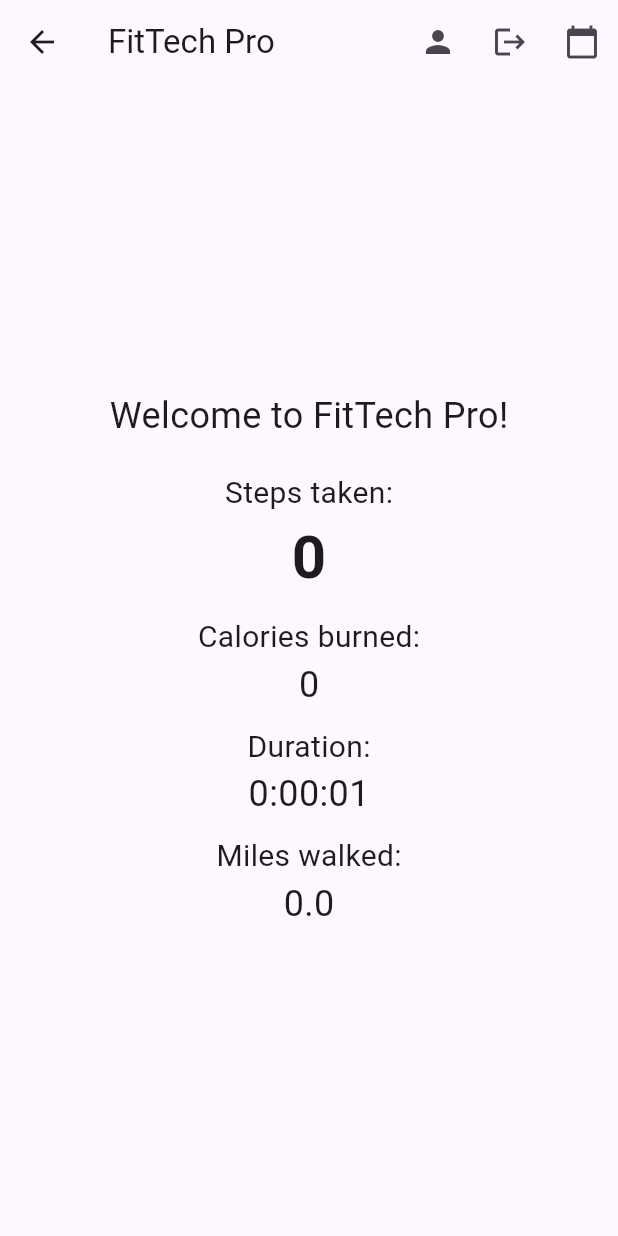
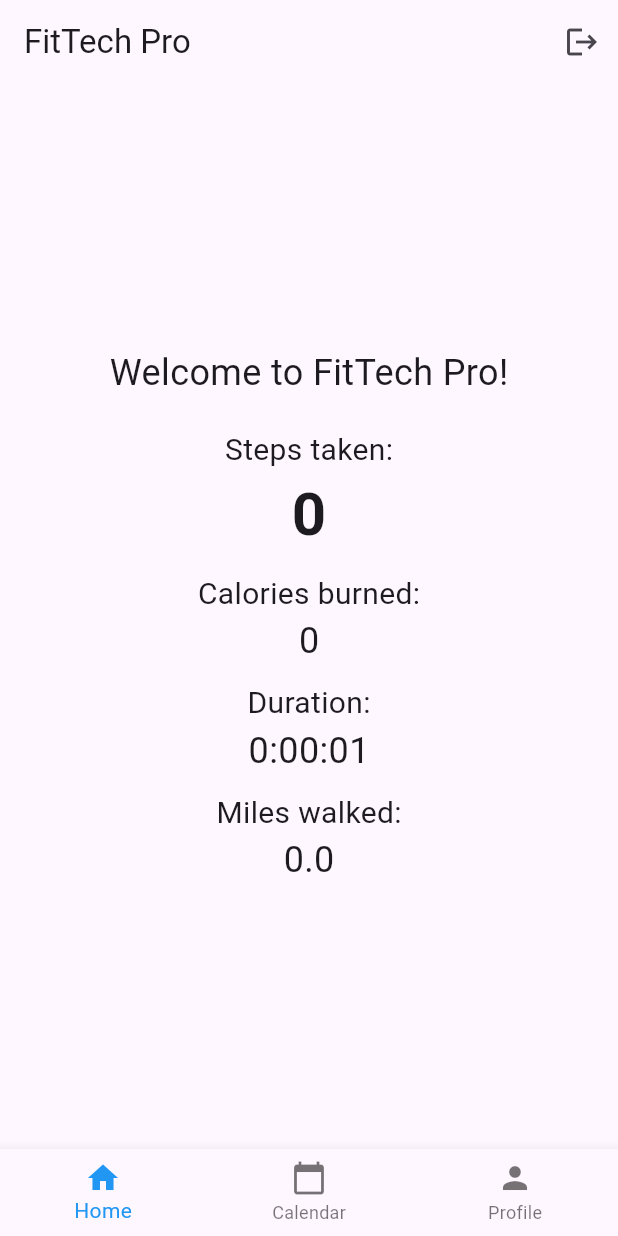
Before and after one commit to NoahCherel/FitEpitech, a Flutter app: the MainScreen screen opened by its route, on a phone screen of 412 x 824 dp. Run offline on Flutter 3.47's test engine with Material 3 defaults, Android fonts, the phone set to English and light mode, and no system bars; our stand-ins replace cloud_firestore, firebase_auth, firebase_core, sensors, table_calendar; accounts and stored records are empty; network calls fail.

```diff
--- a/lib/UI/homepage.dart
+++ b/lib/UI/homepage.dart
@@ -0,0 +1,159 @@
+import 'dart:async';
+import 'package:fitness_app/Fitness/calendar.dart';
+import 'package:fitness_app/Profile/profile.dart';
+import 'package:flutter/material.dart';
+import 'package:sensors/sensors.dart';
+import '../auth.dart';
+import '../UI/login.dart';
+import '../UI/welcome.dart';
+
+class MainScreen extends StatefulWidget {
+  static const routeName = '/main';
+
+  const MainScreen({super.key});
+
+  @override
+  _MainScreenState createState() => _MainScreenState();
+}
+
+class _MainScreenState extends State<MainScreen> {
+  int steps = 0;
+  int caloriesBurned = 0;
+  Duration duration = Duration();
+  double milesWalked = 0.0;
+  late DateTime startTime;
+  int _selectedIndex = 0;
+
+  @override
+  void initState() {
+    super.initState();
+    initializeSensors();
+    startMetricsUpdateTimer();
+  }
+
+  void initializeSensors() {
+    startTime = DateTime.now();
+    accelerometerEvents.listen((AccelerometerEvent event) {
+      if (event.y > 10) {
+        setState(() {
+          steps++;
+          updateMetrics();
+        });
+      }
+    });
+  }
+
+  void startMetricsUpdateTimer() {
+    Timer.periodic(Duration(seconds: 1), (timer) {
+      setState(() {
+        updateMetrics();
+      });
+    });
+  }
+
+  void updateMetrics() {
+    caloriesBurned = steps ~/ 20;
+    duration = DateTime.now().difference(startTime);
+    milesWalked = steps * 0.0005;
+    milesWalked = double.parse(milesWalked.toStringAsFixed(2));
+  }
+
+  @override
+  Widget build(BuildContext context) {
+    return Scaffold(
+      appBar: AppBar(
+        title: Text('FitTech Pro'),
+        automaticallyImplyLeading: false,
+        actions: [
+          IconButton(
+            icon: Icon(Icons.logout),
+            onPressed: () async {
+              await Auth().signOut();
+              Navigator.pushReplacementNamed(context, AuthScreen.routeName);
+            },
+          ),
+          // Calendar Button
+        ],
+      ),
+      body: Center(
+        child: Column(
+          mainAxisAlignment: MainAxisAlignment.center,
+          children: <Widget>[
+            Text(
+              'Welcome to FitTech Pro!',
+              style: TextStyle(fontSize: 24.0),
+            ),
+            SizedBox(height: 20),
+            Text(
+              'Steps taken:',
+              style: TextStyle(fontSize: 20),
+            ),
+            Text(
+              '$steps',
+              style: TextStyle(fontSize: 40, fontWeight: FontWeight.bold),
+            ),
+            SizedBox(height: 10),
+            Text(
+              'Calories burned:',
+              style: TextStyle(fontSize: 20),
+            ),
+            Text(
+              '$caloriesBurned',
+              style: TextStyle(fontSize: 24),
+            ),
+            SizedBox(height: 10),
+            Text(
+              'Duration:',
+              style: TextStyle(fontSize: 20),
+            ),
+            Text(
+              '${duration.inHours}:${(duration.inMinutes % 60).toString().padLeft(2, '0')}:${(duration.inSeconds % 60).toString().padLeft(2, '0')}',
+              style: TextStyle(fontSize: 24),
+            ),
+            SizedBox(height: 10),
+            Text(
+              'Miles walked:',
+              style: TextStyle(fontSize: 20),
+            ),
+            Text(
+              '$milesWalked',
+              style: TextStyle(fontSize: 24),
+            ),
+          ],
+        ),
+      ),
+      bottomNavigationBar: BottomNavigationBar(
+        items: const <BottomNavigationBarItem>[
+          BottomNavigationBarItem(
+            icon: Icon(Icons.home),
+            label: 'Home',
+          ),
+          BottomNavigationBarItem(
+            icon: Icon(Icons.calendar_today),
+            label: 'Calendar',
+          ),
+          BottomNavigationBarItem(
+            icon: Icon(Icons.person),
+            label: 'Profile',
+          ),
+        ],
+        currentIndex: _selectedIndex,
+        selectedItemColor: Colors.blue,
+        onTap: (index) {
+          setState(() {
+            _selectedIndex = index;
+          });
+          // Navigate to the selected page
+          if (_selectedIndex == 0) {
+            // Home page is already being displayed, no need to navigate
+          } else if (_selectedIndex == 1) {
+            Navigator.pushNamed(context, CalendarScreen.routeName);
+          } else if (_selectedIndex == 2) {
+            Navigator.pushNamed(context, ProfileScreen.routeName);
+          }
+        },
+
+      ),
+    );
+  }
+}
--- a/lib/main.dart
+++ b/lib/main.dart
@@ -11,6 +11,7 @@ import 'firebase_options.dart';
 import './UI/login.dart';
 import './UI/welcome.dart';
 import './Fitness/calendar.dart';
+import './UI/homepage.dart';
 
 void main() async {
   WidgetsFlutterBinding.ensureInitialized();
@@ -34,139 +35,10 @@ class MyApp extends StatelessWidget {
         WelcomeScreen.routeName: (context) => WelcomeScreen(),
         AuthScreen.routeName: (context) => AuthScreen(),
         MainScreen.routeName: (context) => const MainScreen(),
-        ProfileScreen.routeName: (context) => const ProfileScreen(),
+        ProfileScreen.routeName: (context) => ProfileScreen(),
         ProfileSetupScreen.routeName: (context) => ProfileSetupScreen(),
-        CalendarScreen.routeName: (context) => CalendarScreen(),
+        CalendarScreen.routeName: (context) => const CalendarScreen(),
       },
     );
   }
 }
-
-class MainScreen extends StatefulWidget {
-  static const routeName = '/main';
-
-  const MainScreen({super.key});
-
-  @override
-  _MainScreenState createState() => _MainScreenState();
-}
-
-class _MainScreenState extends State<MainScreen> {
-  int steps = 0;
-  int caloriesBurned = 0;
-  Duration duration = Duration();
-  double milesWalked = 0.0;
-  late DateTime startTime;
-
-  @override
-  void initState() {
-    super.initState();
-    initializeSensors();
-    startMetricsUpdateTimer();
-  }
-
-  void initializeSensors() {
-    startTime = DateTime.now();
-    accelerometerEvents.listen((AccelerometerEvent event) {
-      if (event.y > 10) {
-        setState(() {
-          steps++;
-          updateMetrics();
-        });
-      }
-    });
-  }
-
-  void startMetricsUpdateTimer() {
-    Timer.periodic(Duration(seconds: 1), (timer) {
-      setState(() {
-        updateMetrics();
-      });
-    });
-  }
-
-  void updateMetrics() {
-    caloriesBurned = steps ~/ 20;
-    duration = DateTime.now().difference(startTime);
-    milesWalked = steps * 0.0005;
-    milesWalked = double.parse(milesWalked.toStringAsFixed(2));
-  }
-
-  @override
-  Widget build(BuildContext context) {
-    return Scaffold(
-      appBar: AppBar(
-        title: Text('FitTech Pro'),
-        actions: [
-          IconButton(
-            icon: Icon(Icons.person),
-            onPressed: () {
-              Navigator.pushNamed(context, ProfileScreen.routeName);
-            },
-          ),
-          IconButton(
-            icon: Icon(Icons.logout),
-            onPressed: () async {
-              await Auth().signOut();
-              Navigator.pushReplacementNamed(context, AuthScreen.routeName);
-            },
-          ),
-          // Calendar Button
-          IconButton(
-            icon: Icon(Icons.calendar_today),
-            onPressed: () {
-              Navigator.pushNamed(context, CalendarScreen.routeName);
-            },
-          ),
-        ],
-      ),
-      body: Center(
-        child: Column(
-          mainAxisAlignment: MainAxisAlignment.center,
-          children: <Widget>[
-            Text(
-              'Welcome to FitTech Pro!',
-              style: TextStyle(fontSize: 24.0),
-            ),
-            SizedBox(height: 20),
-            Text(
-              'Steps taken:',
-              style: TextStyle(fontSize: 20),
-            ),
-            Text(
-              '$steps',
-              style: TextStyle(fontSize: 40, fontWeight: FontWeight.bold),
-            ),
-            SizedBox(height: 10),
-            Text(
-              'Calories burned:',
-              style: TextStyle(fontSize: 20),
-            ),
-            Text(
-              '$caloriesBurned',
-              style: TextStyle(fontSize: 24),
-            ),
-            SizedBox(height: 10),
-            Text(
-              'Duration:',
-              style: TextStyle(fontSize: 20),
-            ),
-            Text(
-              '${duration.inHours}:${(duration.inMinutes % 60).toString().padLeft(2, '0')}:${(duration.inSeconds % 60).toString().padLeft(2, '0')}',
-              style: TextStyle(fontSize: 24),
-            ),
-            SizedBox(height: 10),
-            Text(
-              'Miles walked:',
-              style: TextStyle(fontSize: 20),
-            ),
-            Text(
-              '$milesWalked',
-              style: TextStyle(fontSize: 24),
-            ),
-          ],
-        ),
-      ),
-    );
-  }
-}
```
Also changed, not shown: lib/Fitness/calendar.dart (+38 -7 lines), lib/Profile/profile.dart (+44 -9 lines).
